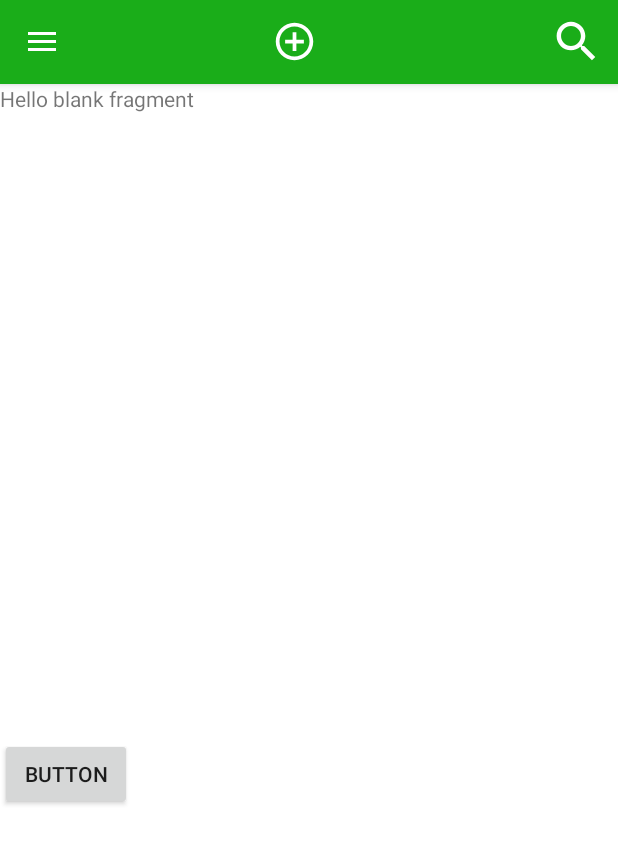
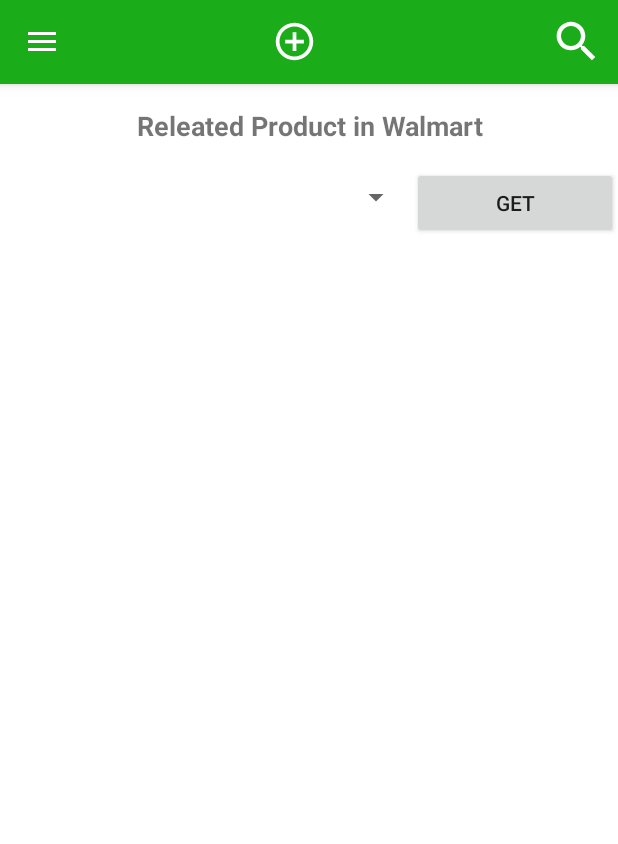
Before and after one commit to JianqinWang01/Inventory-App, an Android app: the screen it shows after launch (MainActivity), in the side drawer, after a tap on "Price Ref", on a phone screen of 412 x 824 dp. Shown: the top 844 px of the screen. Run offline under Robolectric (Android 15) with nearby library versions, the phone set to English and light mode, and no system bars; our stand-ins replace Picasso, Volley; plain views replace MaterialSearchView; pictures from the network do not load; Roboto replaces fonts that are not available here.

Commit message:
#24 initial commit for reference price layout

```diff
--- a/app/src/main/java/com/example/wjqcau/inventory/PriceReferFragment.java
+++ b/app/src/main/java/com/example/wjqcau/inventory/PriceReferFragment.java
@@ -18,10 +18,13 @@ import com.android.volley.Response;
 import com.android.volley.VolleyError;
 import com.android.volley.toolbox.JsonObjectRequest;
 import com.android.volley.toolbox.Volley;
+import com.example.wjqcau.inventory.JavaBean.RefProduct;
 
 import org.json.JSONArray;
 import org.json.JSONException;
 import org.json.JSONObject;
+
+import java.util.ArrayList;
 
 
 /**
@@ -43,7 +46,7 @@ public class PriceReferFragment extends Fragment {
     private String mParam2;
 
     private OnFragmentInteractionListener mListener;
-
+    private ArrayList<RefProduct> refProducts;
     public PriceReferFragment() {
         // Required empty public constructor
     }
@@ -80,7 +83,7 @@ public class PriceReferFragment extends Fragment {
                              Bundle savedInstanceState) {
         // Inflate the layout for this fragment
         View view=inflater.inflate(R.layout.fragment_price_refer, container, false);
-        final TextView showJosonText=view.findViewById(R.id.walmartContent);
+       // final TextView showJosonText=view.findViewById(R.id.walmartContent);
         Button GrabJoson=view.findViewById(R.id.getJsonBut);
         GrabJoson.setOnClickListener(new View.OnClickListener() {
             @Override
@@ -103,10 +106,10 @@ public class PriceReferFragment extends Fragment {
                                      String productName=productItem.getString("name");
                                      String productPrice=productItem.getString("salePrice");
                                      String imageURl=productItem.getString("thumbnailImage");
-                                    showString+=productName+";"+productPrice+"\n\n";
+                                    showString+=productName+";"+productPrice+"\n"+imageURl+"\n";
                                     }
 
-                                    showJosonText.setText(showString);
+                                    //showJosonText.setText(showString);
 
                                 }catch (JSONException e){
                                     e.printStackTrace();
--- a/app/src/main/res/layout/fragment_price_refer.xml
+++ b/app/src/main/res/layout/fragment_price_refer.xml
@@ -6,18 +6,40 @@
     android:orientation="vertical"
     tools:context=".PriceReferFragment">
 
-    <!-- TODO: Update blank fragment layout -->
     <TextView
-        android:id="@+id/walmartContent"
+        android:id="@+id/textView2"
         android:layout_width="match_parent"
-        android:layout_height="436dp"
-        android:text="@string/hello_blank_fragment" />
+        android:layout_height="wrap_content"
+        android:layout_margin="10dp"
+        android:padding="5dp"
+        android:text="@string/walmart_title"
+        android:textAlignment="center"
+        android:textSize="18sp"
+        android:textStyle="bold" />
 
-    <Button
-        android:id="@+id/getJsonBut"
-        android:layout_width="wrap_content"
+    <LinearLayout
+        android:layout_width="match_parent"
         android:layout_height="wrap_content"
-        android:text="Button" />
+        android:orientation="horizontal">
+
+        <Spinner
+            android:id="@+id/productNameSpinner"
+            android:layout_width="match_parent"
+            android:layout_height="40dp"
+            android:layout_weight="1" />
+
+        <Button
+            android:id="@+id/getJsonBut"
+            android:layout_width="match_parent"
+            android:layout_height="wrap_content"
+            android:layout_weight="2"
+            android:text="Get" />
+    </LinearLayout>
+
+
+    <android.support.v7.widget.RecyclerView
+        android:layout_width="match_parent"
+        android:layout_height="wrap_content" />
 
 
 </LinearLayout>
--- a/app/src/main/res/values/strings.xml
+++ b/app/src/main/res/values/strings.xml
@@ -22,5 +22,7 @@
     <string name="confirmTitle">Delete  forever?</string>
     <string name="confirmYes">Delete</string>
     <string name="confirmNo">Cancel</string>
-
+    <!--price reference fragment-->
+    <string name="walmart_title">Releated Product in Walmart</string>
+    <string name="buttonName">Get Product</string>
 </resources>
```
Also changed, not shown: app/src/main/java/com/example/wjqcau/inventory/JavaBean/RefProduct.java (added, +48 -0 lines), app/src/main/res/layout/priceref_item.xml (added, +109 -0 lines).
